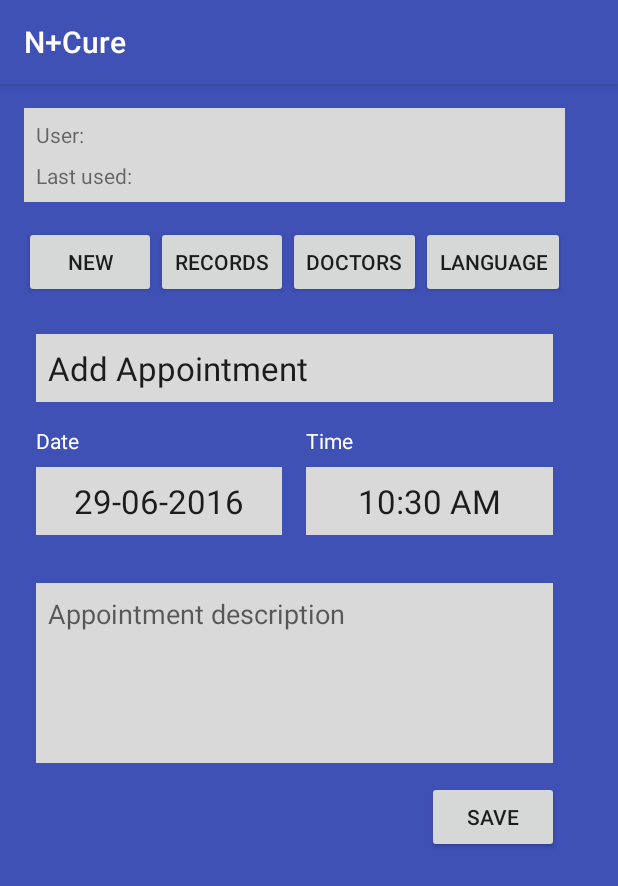
After one commit to yehancha/N_Cure, an Android app: the AppointmentsActivity screen opened directly, with no data from a screen before it, on a phone screen of 412 x 824 dp. The commit adds this screen. Shown: the top 886 px of the screen. Run offline under Robolectric (Android 15) with nearby library versions, the phone set to English and light mode, and no system bars.

Commit message:
Add new appointment activity
Note:
Updating existing appointment is not yet supported.

```diff
--- a/app/src/main/AndroidManifest.xml
+++ b/app/src/main/AndroidManifest.xml
@@ -17,7 +17,8 @@
                 <category android:name="android.intent.category.LAUNCHER" />
             </intent-filter>
         </activity>
-        <activity android:name=".MainActivity"></activity>
+        <activity android:name=".MainActivity" />
+        <activity android:name=".AppointmentsActivity"></activity>
     </application>
 
 </manifest>
--- /dev/null
+++ b/app/src/main/java/com/yehancha/jay/ncure/AppointmentsActivity.java
@@ -0,0 +1,186 @@
+package com.yehancha.jay.ncure;
+
+import android.app.DatePickerDialog;
+import android.app.Dialog;
+import android.app.TimePickerDialog;
+import android.content.Intent;
+import android.support.v4.app.DialogFragment;
+import android.support.v7.app.AppCompatActivity;
+import android.os.Bundle;
+import android.view.View;
+import android.widget.Button;
+import android.widget.DatePicker;
+import android.widget.EditText;
+import android.widget.TextView;
+import android.widget.TimePicker;
+import android.widget.Toast;
+
+import java.text.DateFormat;
+import java.text.SimpleDateFormat;
+import java.util.Calendar;
+import java.util.Date;
+
+public class AppointmentsActivity extends AppCompatActivity implements View.OnClickListener, DatePickerDialog.OnDateSetListener, TimePickerDialog.OnTimeSetListener {
+    private static final String EXTRA_YEAR = "EXTRA_YEAR";
+    private static final String EXTRA_MONTH = "EXTRA_MONTH";
+    private static final String EXTRA_DAY_OF_MONTH = "EXTRA_DAY_OF_MONTH";
+    private static final String EXTRA_HOUR_OF_DAY = "EXTRA_HOUR_OF_DAY";
+    private static final String EXTRA_MINUTE = "EXTRA_MINUTE";
+
+    private static final DateFormat DATE_FORMAT = new SimpleDateFormat("dd-MM-yyyy");
+    private static final DateFormat TIME_FORMAT = new SimpleDateFormat("hh:mm a");
+
+    private Button btnSave;
+    private EditText etDescription;
+    private TextView tvDate;
+    private TextView tvTime;
+
+    private Calendar calendar = Calendar.getInstance();
+
+    @Override
+    protected void onCreate(Bundle savedInstanceState) {
+        super.onCreate(savedInstanceState);
+        setContentView(R.layout.activity_appointments);
+        findViews();
+        setDateTimeValues();
+        setListeners();
+    }
+
+    private void findViews() {
+        btnSave = (Button) findViewById(R.id.btn_save);
+        etDescription = (EditText) findViewById(R.id.et_description);
+        tvDate = (TextView) findViewById(R.id.tv_date);
+        tvTime = (TextView) findViewById(R.id.tv_time);
+    }
+
+    private void setDateTimeValues() {
+        Date date = calendar.getTime();
+        tvDate.setText(DATE_FORMAT.format(date));
+        tvTime.setText(TIME_FORMAT.format(date));
+    }
+
+    private void setListeners() {
+        btnSave.setOnClickListener(this);
+        tvDate.setOnClickListener(this);
+        tvTime.setOnClickListener(this);
+    }
+
+    @Override
+    public void onClick(View v) {
+        switch (v.getId()) {
+            case R.id.btn_save:
+                onSaveClick();
+                break;
+            case R.id.tv_date:
+                onDateClick();
+                break;
+            case R.id.tv_time:
+                onTimeClick();
+        }
+    }
+
+    private void onSaveClick() {
+        Appointment appointment = new Appointment();
+        appointment.setUserId(Utils.getUserId(this));
+        appointment.setTime(calendar.getTime());
+        appointment.setDescription(etDescription.getText().toString());
+
+        if (!isValidAppointment(appointment)) {
+            return;
+        }
+
+        appointment.insert(NCureDbHelper.getInstance(this).getWritableDatabase());
+        onBackPressed();
+    }
+
+    private boolean isValidAppointment(Appointment appointment) {
+        if (!isValidString(appointment.getUserId())) {
+            showToast(getString(R.string.msg_invalid_login_data));
+            startLoginActivity();
+            return false;
+        } else if (!isValidString(appointment.getDescription())) {
+            showToast(getString(R.string.msg_empty_description));
+            return false;
+        }
+
+        return true;
+    }
+
+    private boolean isValidString(String s) {
+        return s != null && !s.isEmpty() && !s.trim().isEmpty();
+    }
+
+    private void showToast(String message) {
+        Toast.makeText(this, message, Toast.LENGTH_LONG).show();
+    }
+
+    private void startLoginActivity() {
+        Intent intent = new Intent(this, LoginActivity.class);
+        intent.setFlags(Intent.FLAG_ACTIVITY_NEW_TASK | Intent.FLAG_ACTIVITY_CLEAR_TASK);
+        startActivity(intent);
+    }
+
+    private void onDateClick() {
+        DialogFragment newFragment = new DatePickerFragment();
+        newFragment.setArguments(getDateTimeBundle());
+        newFragment.show(getSupportFragmentManager(), "datePicker");
+    }
+
+    private void onTimeClick() {
+        DialogFragment newFragment = new TimePickerFragment();
+        newFragment.setArguments(getDateTimeBundle());
+        newFragment.show(getSupportFragmentManager(), "timePicker");
+    }
+
+    private Bundle getDateTimeBundle() {
+        Bundle bundle = new Bundle();
+        bundle.putInt(EXTRA_YEAR, calendar.get(Calendar.YEAR));
+        bundle.putInt(EXTRA_MONTH, calendar.get(Calendar.MONTH));
+        bundle.putInt(EXTRA_DAY_OF_MONTH, calendar.get(Calendar.DAY_OF_MONTH));
+        bundle.putInt(EXTRA_HOUR_OF_DAY, calendar.get(Calendar.HOUR_OF_DAY));
+        bundle.putInt(EXTRA_MINUTE, calendar.get(Calendar.MINUTE));
+        return bundle;
+    }
+
+    @Override
+    public void onDateSet(DatePicker view, int year, int monthOfYear, int dayOfMonth) {
+        calendar.set(year, monthOfYear, dayOfMonth);
+        setDateTimeValues();
+    }
+
+    @Override
+    public void onTimeSet(TimePicker view, int hourOfDay, int minute) {
+        calendar.set(Calendar.HOUR_OF_DAY, hourOfDay);
+        calendar.set(Calendar.MINUTE, minute);
+        setDateTimeValues();
+    }
+
+    public static class DatePickerFragment extends DialogFragment {
+
+        @Override
+        public Dialog onCreateDialog(Bundle savedInstanceState) {
+            Bundle arguments = getArguments();
+
+            int year = arguments.getInt(EXTRA_YEAR);
+            int month = arguments.getInt(EXTRA_MONTH);
+            int day = arguments.getInt(EXTRA_DAY_OF_MONTH);
+
+            // Create a new instance of DatePickerDialog and return it
+            return new DatePickerDialog(getContext(), (DatePickerDialog.OnDateSetListener) getActivity(), year, month, day);
+        }
+    }
+
+    public static class TimePickerFragment extends DialogFragment {
+
+        @Override
+        public Dialog onCreateDialog(Bundle savedInstanceState) {
+            Bundle arguments = getArguments();
+
+            int hour = arguments.getInt(EXTRA_HOUR_OF_DAY);
+            int minute = arguments.getInt(EXTRA_MINUTE);
+
+            // Create a new instance of TimePickerDialog and return it
+            return new TimePickerDialog(getContext(), (TimePickerDialog.OnTimeSetListener) getActivity(), hour, minute, false /* is not 24 hour format*/);
+        }
+    }
+}
--- a/app/src/main/java/com/yehancha/jay/ncure/LoginActivity.java
+++ b/app/src/main/java/com/yehancha/jay/ncure/LoginActivity.java
@@ -9,6 +9,7 @@ import android.support.v7.app.AlertDialog;
 import android.support.v7.app.AppCompatActivity;
 import android.text.Editable;
 import android.text.TextWatcher;
+import android.util.Log;
 import android.widget.EditText;
 
 import com.android.volley.Request;
--- a/app/src/main/java/com/yehancha/jay/ncure/NCureContract.java
+++ b/app/src/main/java/com/yehancha/jay/ncure/NCureContract.java
@@ -11,7 +11,7 @@ public class NCureContract {
             "CREATE TABLE " + Appointment.TABLE_NAME + " (" +
                     Appointment._ID + TYPE_INTEGER + " PRIMARY KEY" + COMA_SEP +
                     Appointment.COLUMN_NAME_ID + TYPE_INTEGER  + COMA_SEP +
-                    Appointment.COLUMN_NAME_USER_ID + TYPE_INTEGER + COMA_SEP +
+                    Appointment.COLUMN_NAME_USER_ID + TYPE_TEXT + COMA_SEP +
                     Appointment.COLUMN_NAME_TIME + TYPE_INTEGER + COMA_SEP +
                     Appointment.COLUMN_NAME_DESCRIPTION + TYPE_TEXT +
                     ")";
--- /dev/null
+++ b/app/src/main/res/layout/activity_appointments.xml
@@ -0,0 +1,190 @@
+<?xml version="1.0" encoding="utf-8"?>
+<RelativeLayout xmlns:android="http://schemas.android.com/apk/res/android"
+    xmlns:tools="http://schemas.android.com/tools"
+    android:layout_width="match_parent"
+    android:layout_height="match_parent"
+    android:paddingBottom="@dimen/activity_vertical_margin"
+    android:paddingLeft="@dimen/activity_horizontal_margin"
+    android:paddingRight="@dimen/activity_horizontal_margin"
+    android:paddingTop="@dimen/activity_vertical_margin"
+    tools:context="com.yehancha.jay.ncure.AppointmentsActivity"
+    android:background="@color/colorActivityBackground">
+
+    <ScrollView
+        android:layout_width="wrap_content"
+        android:layout_height="match_parent"
+        android:id="@+id/scrollView" >
+
+        <LinearLayout
+            android:orientation="vertical"
+            android:layout_width="match_parent"
+            android:layout_height="match_parent">
+
+            <LinearLayout
+                android:orientation="vertical"
+                android:layout_width="match_parent"
+                android:layout_height="wrap_content"
+                android:background="@color/colorCardBackground"
+                android:padding="8dp">
+
+                <LinearLayout
+                    android:orientation="horizontal"
+                    android:layout_width="match_parent"
+                    android:layout_height="match_parent"
+                    android:layout_marginBottom="8dp">
+
+                    <TextView
+                        android:layout_width="wrap_content"
+                        android:layout_height="wrap_content"
+                        android:text="@string/lbl_user"
+                        android:layout_marginRight="16dp"/>
+
+                    <TextView
+                        android:layout_width="wrap_content"
+                        android:layout_height="wrap_content"
+                        android:id="@+id/tv_user" />
+                </LinearLayout>
+
+                <LinearLayout
+                    android:orientation="horizontal"
+                    android:layout_width="match_parent"
+                    android:layout_height="match_parent">
+
+                    <TextView
+                        android:layout_width="wrap_content"
+                        android:layout_height="wrap_content"
+                        android:text="@string/lbl_last_used"
+                        android:layout_marginRight="16dp" />
+
+                    <TextView
+                        android:layout_width="wrap_content"
+                        android:layout_height="wrap_content"
+                        android:id="@+id/tv_last_used" />
+                </LinearLayout>
+            </LinearLayout>
+
+            <HorizontalScrollView
+                android:layout_width="wrap_content"
+                android:layout_height="wrap_content"
+                android:layout_marginTop="16dp"
+                android:layout_marginBottom="16dp">
+
+                <LinearLayout
+                    android:orientation="horizontal"
+                    android:layout_width="wrap_content"
+                    android:layout_height="wrap_content">
+
+                    <Button
+                        android:layout_width="wrap_content"
+                        android:layout_height="wrap_content"
+                        android:text="@string/lbl_new_patient"
+                        android:id="@+id/btn_new_patient" />
+
+                    <Button
+                        android:layout_width="wrap_content"
+                        android:layout_height="wrap_content"
+                        android:text="@string/lbl_patients"
+                        android:id="@+id/btn_patients" />
+
+                    <Button
+                        android:layout_width="wrap_content"
+                        android:layout_height="wrap_content"
+                        android:text="@string/lbl_doctors"
+                        android:id="@+id/btn_doctors" />
+
+                    <Button
+                        android:layout_width="wrap_content"
+                        android:layout_height="wrap_content"
+                        android:text="@string/lbl_language"
+                        android:id="@+id/btn_language" />
+                </LinearLayout>
+            </HorizontalScrollView>
+
+            <TextView
+                android:layout_width="match_parent"
+                android:layout_height="wrap_content"
+                android:layout_margin="8dp"
+                android:padding="8dp"
+                android:background="@color/colorCardBackground"
+                android:textAppearance="?android:attr/textAppearanceLarge"
+                android:text="@string/lbl_add_appointment" />
+
+            <LinearLayout
+                android:layout_width="match_parent"
+                android:layout_height="wrap_content"
+                android:orientation="horizontal"
+                android:padding="8dp"
+                android:layout_marginBottom="16dp">
+                <LinearLayout
+                    android:layout_width="0dp"
+                    android:layout_height="wrap_content"
+                    android:layout_weight="1"
+                    android:orientation="vertical"
+                    android:paddingRight="8dp">
+
+                    <TextView
+                        android:layout_width="wrap_content"
+                        android:layout_height="wrap_content"
+                        android:text="@string/lbl_date"
+                        android:textColor="@android:color/white"
+                        android:layout_marginBottom="8dp"/>
+
+                    <TextView
+                        android:layout_width="match_parent"
+                        android:layout_height="wrap_content"
+                        android:textAppearance="?android:attr/textAppearanceLarge"
+                        android:id="@+id/tv_date"
+                        android:background="@color/colorCardBackground"
+                        android:padding="8dp"
+                        android:textAlignment="center"/>
+
+                </LinearLayout>
+
+                <LinearLayout
+                    android:layout_width="0dp"
+                    android:layout_height="wrap_content"
+                    android:layout_weight="1"
+                    android:orientation="vertical"
+                    android:paddingLeft="8dp">
+
+                    <TextView
+                        android:layout_width="wrap_content"
+                        android:layout_height="wrap_content"
+                        android:text="@string/tlbl_ime"
+                        android:textColor="@android:color/white"
+                        android:layout_marginBottom="8dp"/>
+
+                    <TextView
+                        android:layout_width="match_parent"
+                        android:layout_height="wrap_content"
+                        android:textAppearance="?android:attr/textAppearanceLarge"
+                        android:id="@+id/tv_time"
+                        android:background="@color/colorCardBackground"
+                        android:padding="8dp"
+                        android:textAlignment="center"/>
+
+                </LinearLayout>
+            </LinearLayout>
+
+            <EditText
+                android:layout_width="match_parent"
+                android:layout_height="match_parent"
+                android:minHeight="120dp"
+                android:layout_margin="8dp"
+                android:padding="8dp"
+                android:background="@color/colorCardBackground"
+                android:hint="@string/hint_appointment_description"
+                android:gravity="top"
+                android:id="@+id/et_description"/>
+
+            <Button
+                android:layout_width="wrap_content"
+                android:layout_height="wrap_content"
+                android:layout_margin="4dp"
+                android:text="@string/lbl_save"
+                android:id="@+id/btn_save"
+                android:layout_gravity="right" />
+        </LinearLayout>
+    </ScrollView>
+
+</RelativeLayout>
--- a/app/src/main/res/values/strings.xml
+++ b/app/src/main/res/values/strings.xml
@@ -8,4 +8,11 @@
     <string name="lbl_user">User:</string>
     <string name="lbl_last_used">Last used:</string>
     <string name="lbl_schedule">My Schedule</string>
+    <string name="lbl_add_appointment">Add Appointment</string>
+    <string name="lbl_date">Date</string>
+    <string name="tlbl_ime">Time</string>
+    <string name="hint_appointment_description">Appointment description</string>
+    <string name="lbl_save">Save</string>
+    <string name="msg_invalid_login_data">Your login data is invalid. Please log back in.</string>
+    <string name="msg_empty_description">Please write a description.</string>
 </resources>
--- a/build.gradle
+++ b/build.gradle
@@ -5,7 +5,7 @@ buildscript {
         jcenter()
     }
     dependencies {
-        classpath 'com.android.tools.build:gradle:2.1.0'
+        classpath 'com.android.tools.build:gradle:2.1.2'
 
         // NOTE: Do not place your application dependencies here; they belong
         // in the individual module build.gradle files
```
Also changed, not shown: app/src/main/java/com/yehancha/jay/ncure/Appointment.java (+4 -4 lines), app/src/main/java/com/yehancha/jay/ncure/MainActivity.java (+16 -0 lines).
